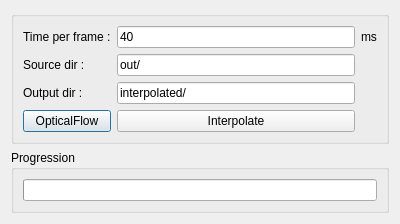
ciolben/asmv, file test1/interpolateui.ui: the form before one commit.
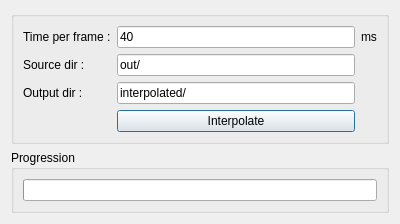
The form after the commit.

```diff
--- a/test1/interpolateui.ui
+++ b/test1/interpolateui.ui
@@ -64,16 +64,6 @@
         </property>
        </widget>
       </item>
-      <item row="4" column="0">
-       <widget class="QPushButton" name="btOpticalFlow">
-        <property name="enabled">
-         <bool>true</bool>
-        </property>
-        <property name="text">
-         <string>OpticalFlow</string>
-        </property>
-       </widget>
-      </item>
       <item row="2" column="2">
        <widget class="QLineEdit" name="txtSrc">
         <property name="text">
```
